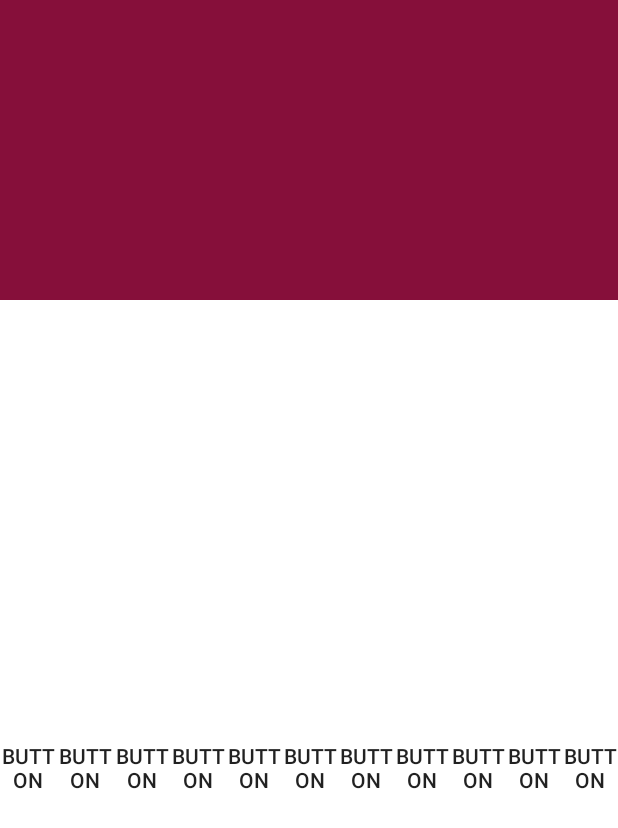
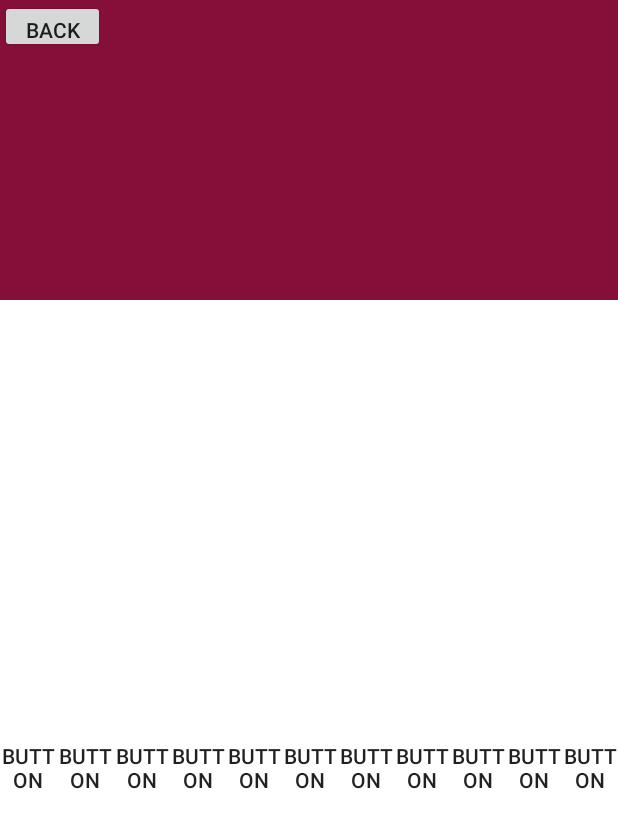
Before and after one commit to samchen14/pianoapp, an Android app: the layout keyboard.xml on its own in the app's theme, with its tools: preview values and no code run, on a phone screen of 412 x 824 dp. Shown: the top 828 px of the screen. Run offline under Robolectric (Android 15) with nearby library versions, the light colour scheme and no system bars.

Commit message:
back buttons

```diff
--- a/app/src/main/java/com/example/pianoapp/MainActivity.java
+++ b/app/src/main/java/com/example/pianoapp/MainActivity.java
@@ -69,15 +69,18 @@ public class MainActivity extends AppCompatActivity {
         intent.putExtra("bColor", blackKeyColor);
         intent.putExtra("sColor", shadingColor);
         startActivity(intent);
+        finish();
 
     }
     private void learnTheory() {
         Intent intent = new Intent(this, Learn.class);
         startActivity(intent);
+        finish();
 
     }
     private void changeSettings() {
         Intent intent = new Intent(this, Settings.class);
         startActivity(intent);
+        finish();
     }
 }
--- a/app/src/main/res/layout/keyboard.xml
+++ b/app/src/main/res/layout/keyboard.xml
@@ -223,5 +223,13 @@
 
     </LinearLayout>
 
+    <Button
+        android:id="@+id/back"
+        android:layout_width="70dp"
+        android:layout_height="35dp"
+        android:text="@string/back"
+        app:layout_constraintStart_toStartOf="parent"
+        app:layout_constraintTop_toTopOf="parent" />
+
 
 </androidx.constraintlayout.widget.ConstraintLayout>
```
Also changed, not shown: app/src/main/java/com/example/pianoapp/Keyboard.java (+37 -23 lines), app/src/main/java/com/example/pianoapp/Learn.java (+20 -0 lines), app/src/main/java/com/example/pianoapp/Settings.java (+16 -0 lines).
